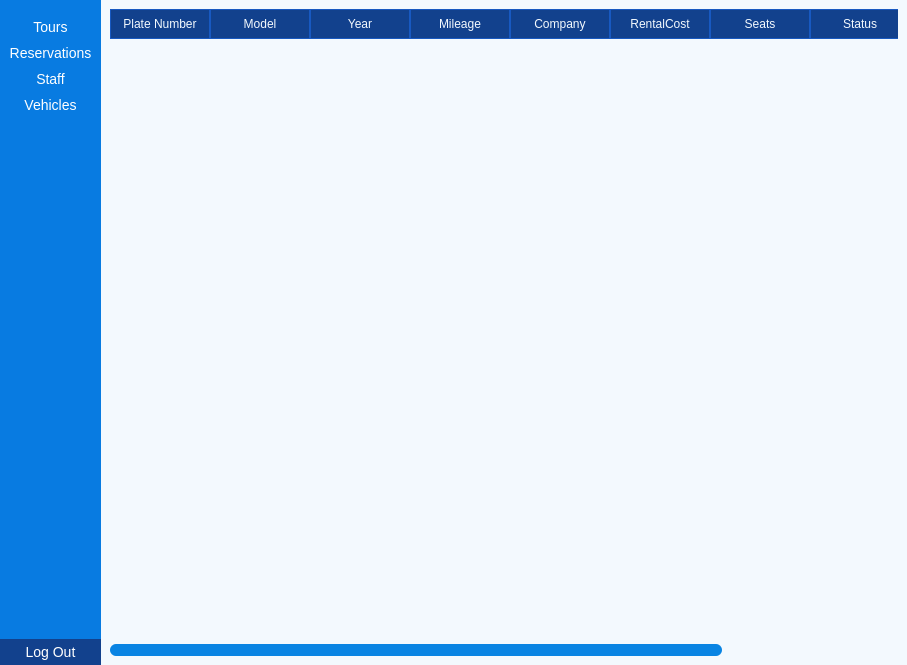
This is ui/agent.ui in Dimalko/telo2 as Qt 5 draws it before an edit. The edited form follows.
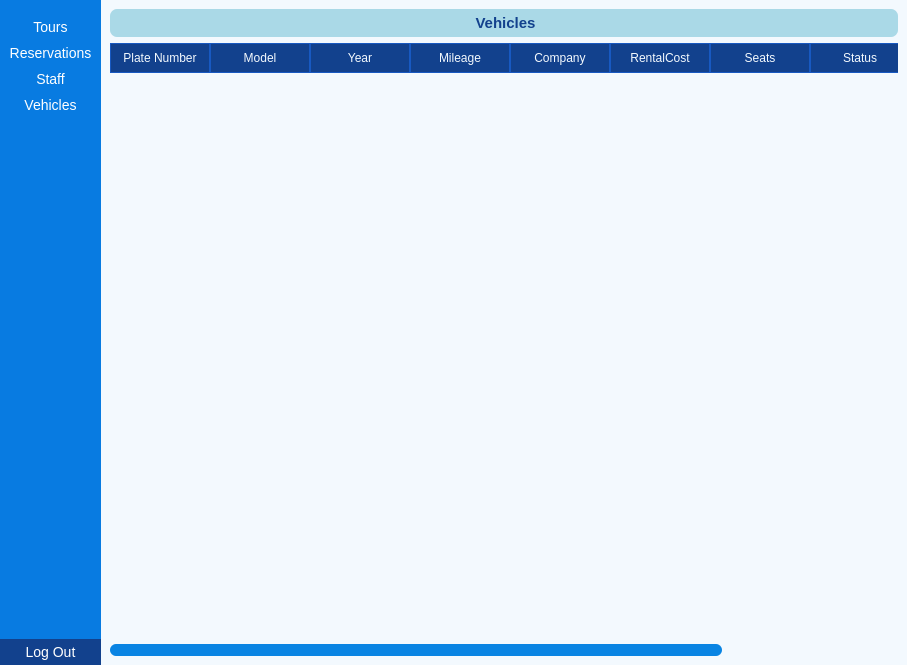
This is the edited form. The open tabs and pages were chosen to show the change. Icons and pictures are not drawn.

Patch:
```diff
--- a/ui/agent.ui
+++ b/ui/agent.ui
@@ -783,7 +783,7 @@
       </widget>
       <widget class="QWidget" name="vehiclePage">
        <layout class="QGridLayout" name="gridLayout_6">
-        <item row="0" column="0" colspan="2">
+        <item row="1" column="0" colspan="2">
          <widget class="QTableWidget" name="busesTableWidget">
           <column>
            <property name="text">
@@ -832,6 +832,18 @@
           </column>
          </widget>
         </item>
+        <item row="0" column="0" colspan="2">
+         <widget class="QLabel" name="label_3">
+          <property name="styleSheet">
+           <string notr="true">background-color:rgb(170, 217, 231);
+padding: 5px;
+border-radius: 7px;</string>
+          </property>
+          <property name="text">
+           <string>&lt;html&gt;&lt;head/&gt;&lt;body&gt;&lt;p align=&quot;center&quot;&gt;&lt;span style=&quot; font-size:11pt; font-weight:600; color:#12418d;&quot;&gt;Vehicles&lt;/span&gt;&lt;/p&gt;&lt;/body&gt;&lt;/html&gt;</string>
+          </property>
+         </widget>
+        </item>
        </layout>
       </widget>
      </widget>
```
Left out of the diff: 16 changed lines with no effect on the pictures.
